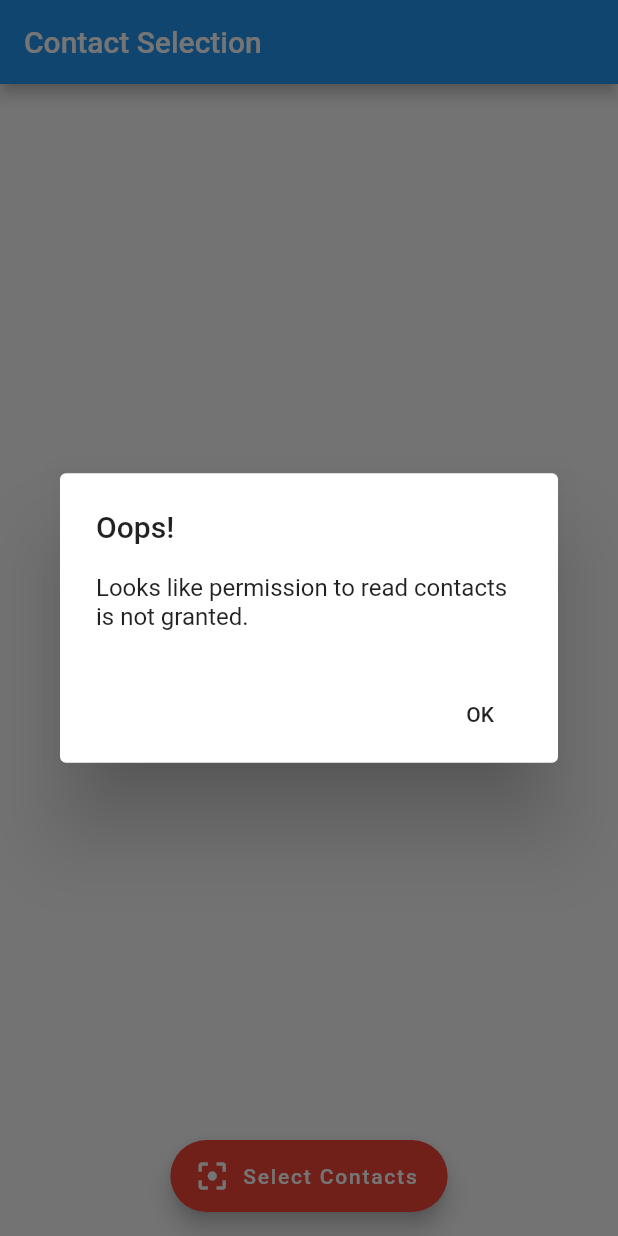
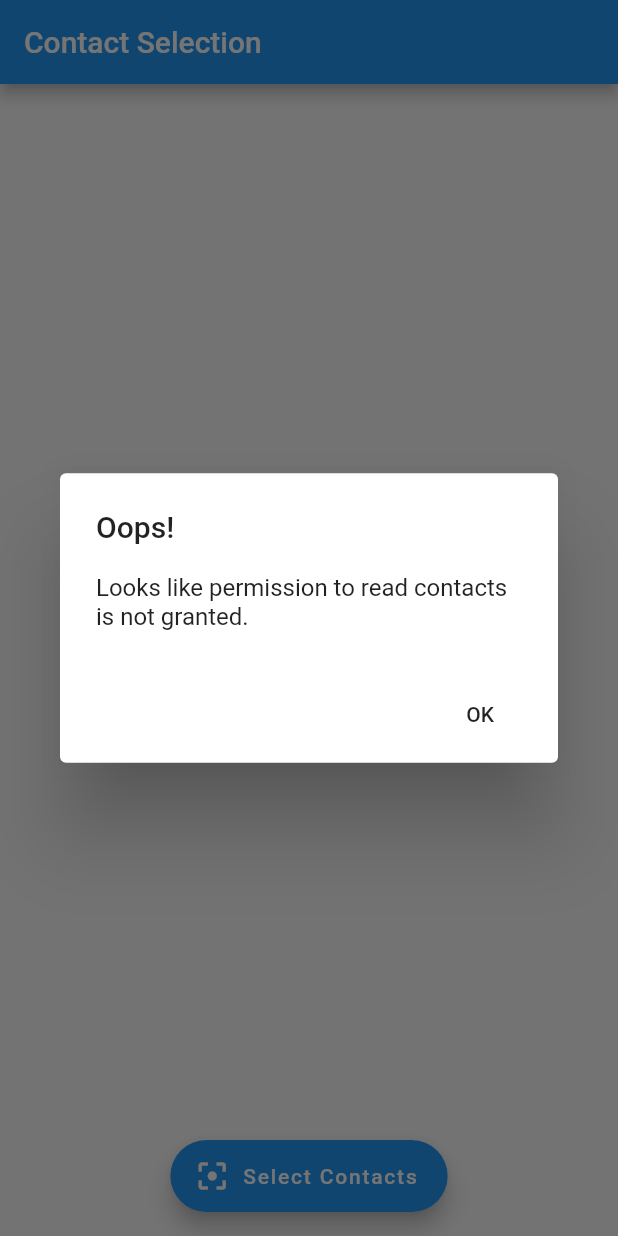
Before and after one commit to tweirtx/BroadcastSMS, a Flutter app: the screen it shows after launch, on a phone screen of 412 x 824 dp. Run offline on Flutter 3.47's test engine with Material 2 defaults, Android fonts, the phone set to English and light mode, and no system bars; our stand-ins replace contacts_service; missing offline and left inert: simple_permissions, sms_maintained.

Commit message:
Ack this is a mess redoing it soon

```diff
--- a/lib/sending.dart
+++ b/lib/sending.dart
@@ -159,7 +159,7 @@ class _MyHomePageState extends State<MyHomePage> {
   final String title;
   final String reloadLabel = 'Reload!';
   final String fireLabel = 'Select Contacts';
-  final Color floatingButtonColor = Colors.red;
+  final Color floatingButtonColor = Colors.blue;
   final IconData reloadIcon = Icons.refresh;
   final IconData fireIcon = Icons.filter_center_focus;
 
```
